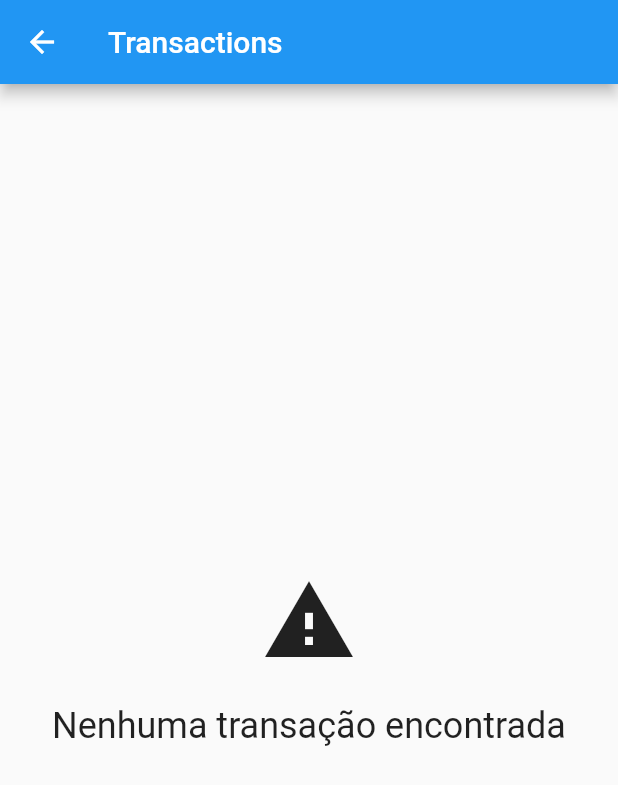
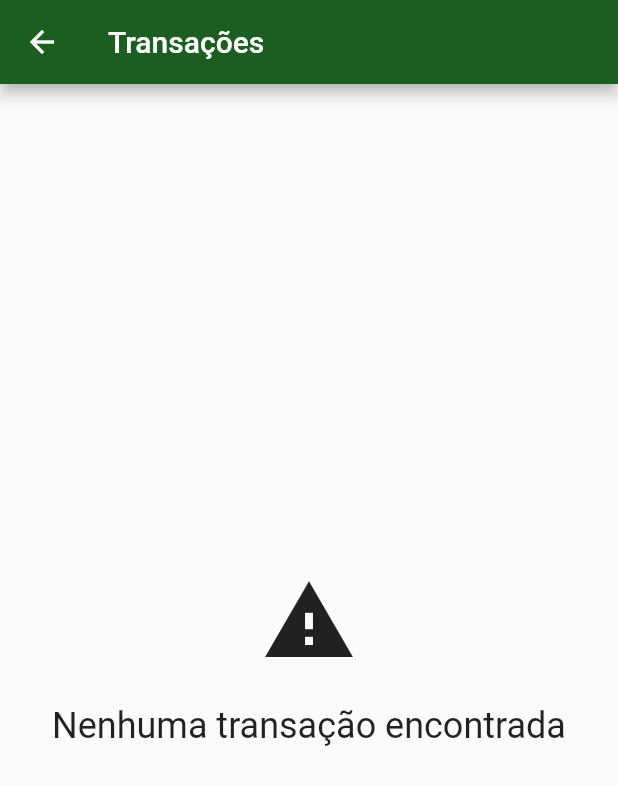
Before and after one commit to leoomolina/alura-byte-bank, a Flutter app: the screen it shows after launch, after a tap on "Transaction Feed", on a phone screen of 412 x 824 dp. Shown: the top 785 px of the screen. Run offline on Flutter 3.47's test engine with Material 2 defaults, Android fonts, the phone set to English and light mode, and no system bars; our stand-ins replace sqflite; missing offline and left inert: http_interceptor; accounts and stored records are empty; statements that could not run were skipped.

Commit message:
Criação componente AppBar

```diff
--- /dev/null
+++ b/lib/components/byte_bank_app_bar.dart
@@ -0,0 +1,9 @@
+import 'package:flutter/material.dart';
+
+class ByteBankAppBar extends AppBar {
+  ByteBankAppBar({required BuildContext context, required String title})
+      : super(
+          title: Text(title),
+          backgroundColor: Theme.of(context).primaryColor,
+        );
+}
--- a/lib/http/webclient.dart
+++ b/lib/http/webclient.dart
@@ -7,4 +7,4 @@
   interceptors: [LoggingInterceptor()],
 );
 
-const String baseUrl = 'http://192.168.5.66:8080/transactions';
+const String baseUrl = 'http://192.168.8.38:8080/transactions';
--- a/lib/screens/contact_form.dart
+++ b/lib/screens/contact_form.dart
@@ -1,3 +1,4 @@
+import 'package:bytebank/components/byte_bank_app_bar.dart';
 import 'package:bytebank/database/dao/contact_dao.dart';
 import 'package:bytebank/models/contato.dart';
 import 'package:flutter/material.dart';
@@ -31,8 +32,9 @@
     }
 
     return Scaffold(
-      appBar: AppBar(
-        title: Text(textTitle),
+      appBar: ByteBankAppBar(
+        context: context,
+        title: textTitle,
       ),
       body: Padding(
         padding: const EdgeInsets.all(16.0),
--- a/lib/screens/contacts_list.dart
+++ b/lib/screens/contacts_list.dart
@@ -1,3 +1,4 @@
+import 'package:bytebank/components/byte_bank_app_bar.dart';
 import 'package:bytebank/components/progress.dart';
 import 'package:bytebank/database/dao/contact_dao.dart';
 import 'package:bytebank/models/contato.dart';
@@ -16,8 +17,9 @@
   @override
   Widget build(BuildContext context) {
     return Scaffold(
-      appBar: AppBar(
-        title: Text('Transferências'),
+      appBar: ByteBankAppBar(
+        context: context,
+        title: 'Contatos',
       ),
       body: FutureBuilder<List<Contato>>(
         initialData: [],
--- a/lib/screens/dashboard.dart
+++ b/lib/screens/dashboard.dart
@@ -1,3 +1,4 @@
+import 'package:bytebank/components/byte_bank_app_bar.dart';
 import 'package:bytebank/screens/contacts_list.dart';
 import 'package:bytebank/screens/transactions_list.dart';
 import 'package:flutter/material.dart';
@@ -6,9 +7,9 @@
   @override
   Widget build(BuildContext context) {
     return Scaffold(
-      appBar: AppBar(
-        title: Text('Dashboard'),
-        backgroundColor: Theme.of(context).primaryColor,
+      appBar: ByteBankAppBar(
+        context: context,
+        title: 'Dashboard',
       ),
       body: Column(
         mainAxisAlignment: MainAxisAlignment.spaceBetween,
--- a/lib/screens/transaction_form.dart
+++ b/lib/screens/transaction_form.dart
@@ -1,3 +1,4 @@
+import 'package:bytebank/components/byte_bank_app_bar.dart';
 import 'package:bytebank/http/webclients/transaction_webclient.dart';
 import 'package:bytebank/models/contato.dart';
 import 'package:bytebank/models/transacao.dart';
@@ -19,8 +20,9 @@
   @override
   Widget build(BuildContext context) {
     return Scaffold(
-      appBar: AppBar(
-        title: Text('Nova Transação'),
+      appBar: ByteBankAppBar(
+        context: context,
+        title: 'Nova Transação',
       ),
       body: SingleChildScrollView(
         child: Padding(
--- a/lib/screens/transactions_list.dart
+++ b/lib/screens/transactions_list.dart
@@ -1,3 +1,4 @@
+import 'package:bytebank/components/byte_bank_app_bar.dart';
 import 'package:bytebank/components/centered_message.dart';
 import 'package:bytebank/components/progress.dart';
 import 'package:bytebank/http/webclients/transaction_webclient.dart';
@@ -11,8 +12,9 @@
   @override
   Widget build(BuildContext context) {
     return Scaffold(
-      appBar: AppBar(
-        title: Text('Transactions'),
+      appBar: ByteBankAppBar(
+        context: context,
+        title: 'Transações',
       ),
       body: FutureBuilder<List<Transacao>>(
         future: _webClient.findAll(),
--- a/lib/screens/transferencia/lista.dart
+++ b/lib/screens/transferencia/lista.dart
@@ -1,3 +1,4 @@
+import 'package:bytebank/components/byte_bank_app_bar.dart';
 import 'package:bytebank/models/transferencia.dart';
 import 'package:bytebank/screens/transferencia/formulario.dart';
 import 'package:flutter/material.dart';
@@ -19,8 +20,9 @@
   @override
   Widget build(BuildContext context) {
     return Scaffold(
-      appBar: AppBar(
-        title: Text(_tituloAppBar),
+      appBar: ByteBankAppBar(
+        context: context,
+        title: _tituloAppBar,
       ),
       body: ListView.builder(
         itemCount: widget._transferencias.length,
```
Also changed, not shown: lib/screens/transferencia/formulario.dart (+5 -3 lines).
